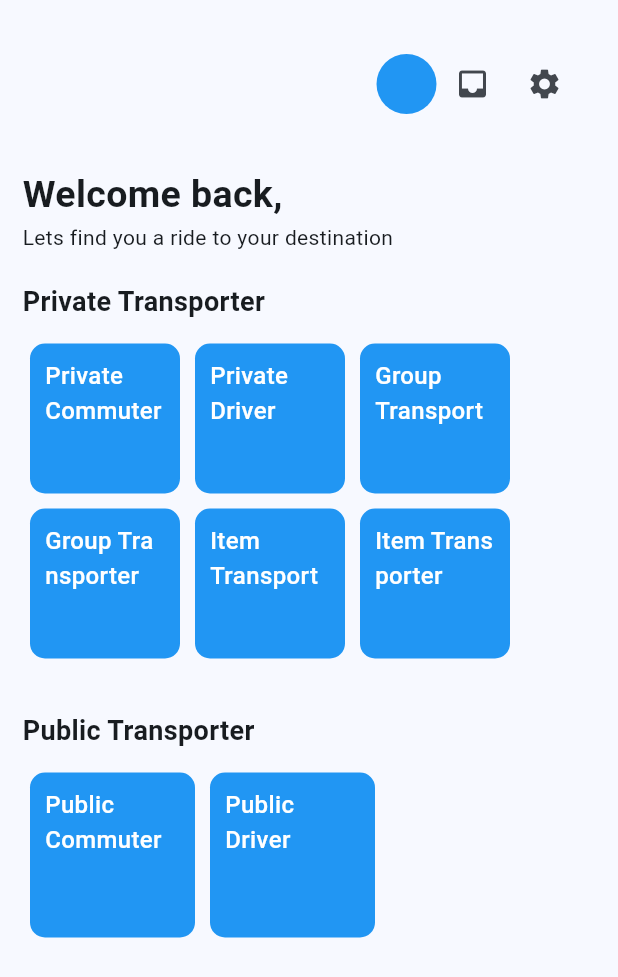
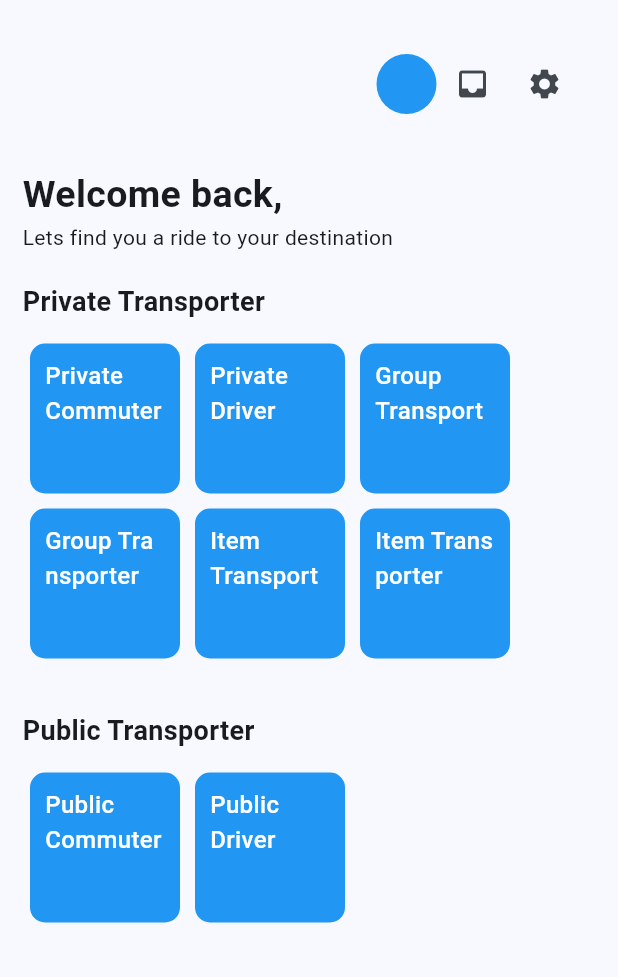
Before and after one commit to kapame2022/KapaMe-Mobile, a Flutter app: the Home screen opened by its route, on a phone screen of 412 x 824 dp. Shown: the top 977 px of the screen. Run offline on Flutter 3.47's test engine with Material 3 defaults, Android fonts, the phone set to English and light mode, and no system bars; our stand-ins replace dio, flutter_secure_storage, fluttertoast, google_maps_flutter, google_mobile_ads, location; missing offline and left inert: syncfusion_flutter_pdfviewer; accounts and stored records are empty.

```diff
--- a/lib/views/home/home.dart
+++ b/lib/views/home/home.dart
@@ -252,11 +252,16 @@ class _HomeState extends State<Home> {
               children: [
                 const Text(
                   "Public Transporter",
-                  style: TextStyle(fontWeight: FontWeight.bold, fontSize: 18),
+                  style: TextStyle(
+                    fontWeight: FontWeight.bold,
+                    fontSize: 18,
+                  ),
                 ),
                 Padding(
-                  padding:
-                      const EdgeInsets.symmetric(horizontal: 0, vertical: 10),
+                  padding: const EdgeInsets.symmetric(
+                    horizontal: 0,
+                    vertical: 10,
+                  ),
                   child: Wrap(
                     children: [
                       Padding(
@@ -267,8 +272,8 @@ class _HomeState extends State<Home> {
                           },
                           child: Container(
                             padding: const EdgeInsets.all(10),
-                            height: 110,
-                            width: 110,
+                            height: 100,
+                            width: 100,
                             decoration: BoxDecoration(
                               color: Colors.blue,
                               borderRadius: BorderRadius.circular(10),
@@ -292,8 +297,8 @@ class _HomeState extends State<Home> {
                           },
                           child: Container(
                             padding: const EdgeInsets.all(10),
-                            height: 110,
-                            width: 110,
+                            height: 100,
+                            width: 100,
                             decoration: BoxDecoration(
                               color: Colors.blue,
                               borderRadius: BorderRadius.circular(10),
--- a/pubspec.yaml
+++ b/pubspec.yaml
@@ -16,7 +16,7 @@ publish_to: 'none' # Remove this line if you wish to publish to pub.dev
 # https://developer.apple.com/library/archive/documentation/General/Reference/InfoPlistKeyReference/Articles/CoreFoundationKeys.html
 # In Windows, build-name is used as the major, minor, and patch parts
 # of the product and file versions while build-number is used as the build suffix.
-version: 0.1.8+1
+version: 0.1.9+1
 
 environment:
   sdk: '>=3.0.6 <4.0.0'
```
Also changed, not shown: 1 other file.
